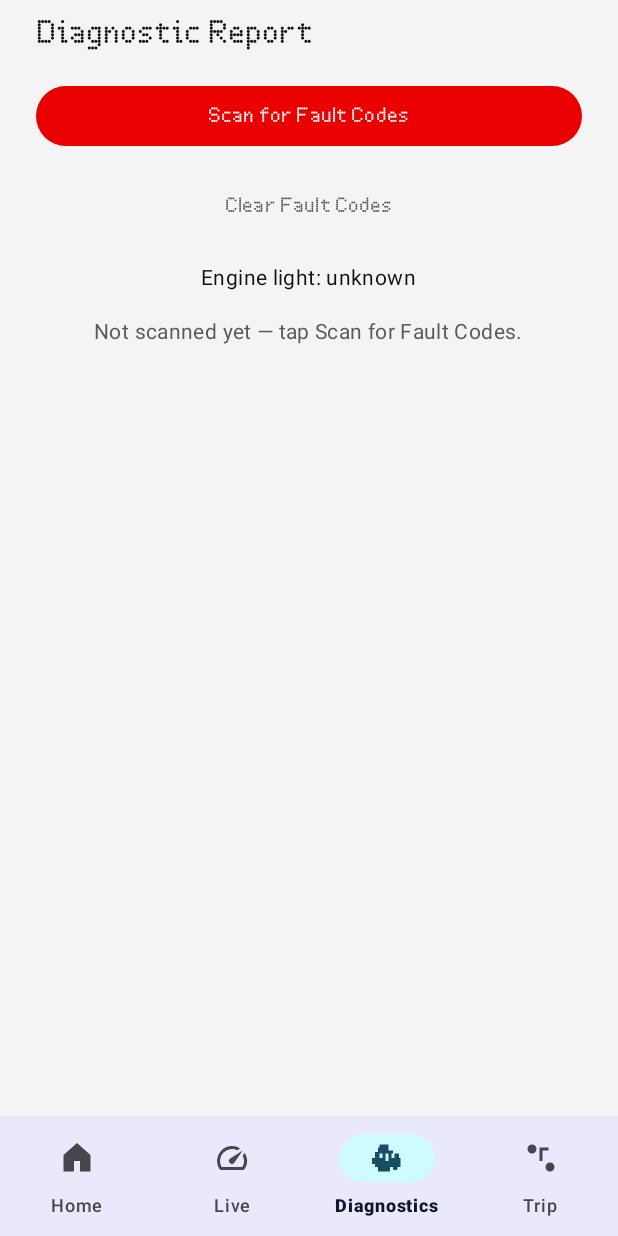
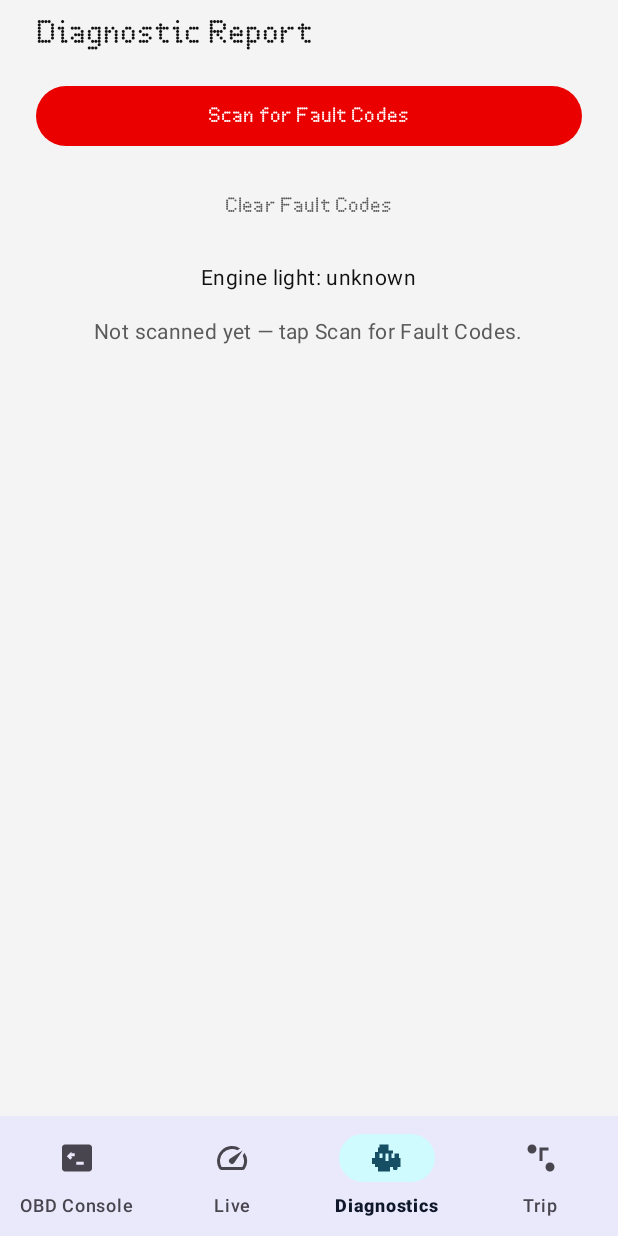
Before and after one commit to catsmoker/OBD2AI, an Android app built with Jetpack Compose: the OnboardingFragment screen opened through its navigation route, item 3 of the bottom bar chosen, on a phone screen of 412 x 824 dp. Run offline under Robolectric (Android 15) with nearby library versions, the phone set to English and light mode, and no system bars; our stand-ins replace AdMob; libraries missing offline, so code that uses them is left out: com.android.billingclient, com.github.anastr.speedviewlib, com.github.eltonvs.obd, com.google.ads.mediation; 25 statements that could not run were skipped.

Commit message:
Bar mode: replace the Home dock tab with OBD Console
In bar mode the dock/rail is now Console / Live / Diagnostics / Trip.
Chrome only ever shows in bar mode, so the menus are unconditional.
Starting demo or completing a connect navigates straight to the
dashboard; the Home tile grid is hidden in bar mode (the dock already
covers navigation) and Home survives as the disconnected connect
screen, reachable via system back, keeping its Settings/About header
icons. sectionFor resolves console to its own tab; syncHighlight
clears all items when the section has no tab. Cards mode unchanged.

Verified on device: demo lands on Live from Home and from the connect
screen, Console tab navigates and highlights, tile-free Home with an
unhighlighted dock on back, cards mode still shows tiles with no dock.

```diff
--- a/app/src/main/java/com/catsmoker/obd2ai/MainActivity.kt
+++ b/app/src/main/java/com/catsmoker/obd2ai/MainActivity.kt
@@ -420,10 +420,11 @@ class MainActivity : AppCompatActivity() {
         }
     }
 
-    /** Check the menu item for [section], or clear all when null. */
+    /** Check the menu item for [section], or clear all when it has none. */
     private fun syncHighlight(menu: android.view.Menu, section: Int?) {
-        if (section != null) {
-            menu.findItem(section)?.isChecked = true
+        val item = section?.let { menu.findItem(it) }
+        if (item != null) {
+            item.isChecked = true
         } else {
             for (i in 0 until menu.size()) {
                 menu.getItem(i).isChecked = false
@@ -448,10 +449,10 @@ class MainActivity : AppCompatActivity() {
             obdHelper.isConnected
         ) != ConnectionState.DISCONNECTED
         // Cards mode (chosen at first start) means hub-and-spoke: no bar.
-        val cardsMode = NavStyle.fromPref(
+        val cardsMode = AppNav.isCardsMode(
             getSharedPreferences(PrefsKeys.PREFS_NAME, MODE_PRIVATE)
                 .getString(PrefsKeys.NAV_STYLE, null)
-        ) == NavStyle.CARDS
+        )
         val hidden = AppNav.isChromeHidden(dest.id, linked, cardsMode)
         val section = AppNav.sectionFor(dest.id)
         val railView = rail
--- a/app/src/main/java/com/catsmoker/obd2ai/ui/common/AppNav.kt
+++ b/app/src/main/java/com/catsmoker/obd2ai/ui/common/AppNav.kt
@@ -1,6 +1,7 @@
 package com.catsmoker.obd2ai.ui.common
 
 import com.catsmoker.obd2ai.R
+import com.catsmoker.obd2ai.prefs.NavStyle
 
 /**
  * Single source of truth for top-level navigation state. The welcome screen
@@ -31,22 +32,22 @@ object AppNav {
 
     /**
      * Top-level section for a destination, or null when nothing highlights
-     * (setup screens and the secondary screens — console, settings, about,
-     * legal — which belong to no dock tab). The welcome root resolves to the
-     * Home tab; detail screens resolve to their parent section.
+     * (setup screens and the secondary screens — settings, about, legal —
+     * which belong to no dock tab). The welcome root resolves to no tab:
+     * the dock's first tab is the OBD Console, and Home sits above the tabs
+     * (reachable via system back). Detail screens resolve to their parent
+     * section.
      */
     fun sectionFor(destinationId: Int): Int? = when (destinationId) {
-        // Welcome screen → Home tab
-        R.id.onboardingFragment -> R.id.onboardingFragment
-
-        // Data sections
+        // Data sections (Console replaced the Home tab in the dock)
+        R.id.consoleFragment -> R.id.consoleFragment
         R.id.liveDataFragment -> R.id.liveDataFragment
         R.id.errorOverviewFragment,
         R.id.errorDetailFragment,
         R.id.askAiFragment -> R.id.errorOverviewFragment
         R.id.tripFragment -> R.id.tripFragment
 
-        // Secondary screens: no tab highlights
+        // Welcome root and secondary screens: no tab highlights
         else -> null
     }
 
@@ -56,4 +57,11 @@ object AppNav {
      */
     fun showBackArrow(destinationId: Int): Boolean =
         !isChromeHidden(destinationId) && destinationId != R.id.onboardingFragment
+
+    /**
+     * True when the user chose hub-and-spoke (cards) navigation: Home tiles
+     * drive everything and chrome never shows. Pure logic, tested.
+     */
+    fun isCardsMode(navStyleTag: String?): Boolean =
+        NavStyle.fromPref(navStyleTag) == NavStyle.CARDS
 }
--- a/app/src/main/java/com/catsmoker/obd2ai/ui/home/HomeScreen.kt
+++ b/app/src/main/java/com/catsmoker/obd2ai/ui/home/HomeScreen.kt
@@ -64,6 +64,7 @@ fun HomeScreen(
     onOpenConsole: () -> Unit,
     onOpenSettings: () -> Unit,
     onOpenAbout: () -> Unit,
+    showTiles: Boolean = true,
     modifier: Modifier = Modifier
 ) {
     val linked = state != ConnectionState.DISCONNECTED
@@ -75,7 +76,7 @@ fun HomeScreen(
 
     val columns = LocalContext.current.resources.getInteger(R.integer.home_grid_columns)
     val tiles = buildList {
-        if (linked) {
+        if (showTiles) {
             add(
                 HomeTile(
                     title = stringResource(R.string.dashboard_title),
--- a/app/src/main/java/com/catsmoker/obd2ai/ui/onboarding/OnboardingFragment.kt
+++ b/app/src/main/java/com/catsmoker/obd2ai/ui/onboarding/OnboardingFragment.kt
@@ -19,6 +19,7 @@ import com.catsmoker.obd2ai.MainActivity
 import com.catsmoker.obd2ai.R
 import com.catsmoker.obd2ai.obd.BluetoothHelper
 import com.catsmoker.obd2ai.prefs.PrefsKeys
+import com.catsmoker.obd2ai.ui.common.AppNav
 import com.catsmoker.obd2ai.ui.common.ConnectionState
 import com.catsmoker.obd2ai.ui.home.HomeScreen
 import com.catsmoker.obd2ai.ui.theme.Obd2AiTheme
@@ -71,7 +72,12 @@ class OnboardingFragment : Fragment() {
                         },
                         onOpenAbout = {
                             findNavController().navigate(R.id.action_onboardingFragment_to_aboutFragment)
-                        }
+                        },
+                        // Bar mode: the dock owns top-level navigation, so the
+                        // tile grid would duplicate it — Home is the connect
+                        // screen only. Cards mode keeps the tiles.
+                        showTiles = AppNav.isCardsMode(navStyleTag()) &&
+                            state != ConnectionState.DISCONNECTED
                     )
                 }
             }
@@ -102,12 +108,20 @@ class OnboardingFragment : Fragment() {
         }
     }
 
-    /** Demo sets up in place: no navigation, the same menu re-renders. */
+    /** Demo sets up in place; bar mode then lands on the dashboard. */
     private fun startDemo() {
         val activity = activity as? MainActivity ?: return
         activity.obdHelper.setupDemo()
         refreshState()
+        if (!AppNav.isCardsMode(navStyleTag())) {
+            // Bar mode: no Home menu — go straight into the app.
+            findNavController().navigate(R.id.action_onboardingFragment_to_liveDataFragment)
+        }
     }
+
+    private fun navStyleTag(): String? =
+        activity?.getSharedPreferences(PrefsKeys.PREFS_NAME, Context.MODE_PRIVATE)
+            ?.getString(PrefsKeys.NAV_STYLE, null)
 
     private fun disconnect() {
         val activity = activity as? MainActivity ?: return
--- a/app/src/main/res/menu/nav_rail.xml
+++ b/app/src/main/res/menu/nav_rail.xml
@@ -1,13 +1,12 @@
 <?xml version="1.0" encoding="utf-8"?>
 <!-- Top-level destinations for the tablet navigation rail (sw600dp).
-     Mirrors the phone bottom dock: Home + 4 data sections. Console,
-     Settings, About are reachable from Home instead of the rail.
-     Titles reuse the screens' own title strings. -->
+     Mirrors the phone bottom dock: Console + 3 data sections. Settings
+     and About are reachable from the Home screen (system back). -->
 <menu xmlns:android="http://schemas.android.com/apk/res/android">
     <item
-        android:id="@id/onboardingFragment"
-        android:icon="@drawable/ic_home"
-        android:title="@string/dock_home" />
+        android:id="@id/consoleFragment"
+        android:icon="@drawable/ic_terminal"
+        android:title="@string/obd_console_title" />
     <item
         android:id="@+id/liveDataFragment"
         android:icon="@drawable/ic_gauge"
--- a/app/src/main/res/menu/phone_dock.xml
+++ b/app/src/main/res/menu/phone_dock.xml
@@ -1,5 +1,5 @@
 <menu xmlns:android="http://schemas.android.com/apk/res/android">
-    <item android:id="@id/onboardingFragment" android:icon="@drawable/ic_home" android:title="@string/dock_home" />
+    <item android:id="@id/consoleFragment" android:icon="@drawable/ic_terminal" android:title="@string/obd_console_title" />
     <item android:id="@id/liveDataFragment" android:icon="@drawable/ic_gauge" android:title="@string/dock_live" />
     <item android:id="@id/errorOverviewFragment" android:icon="@drawable/ic_engine" android:title="@string/dock_faults" />
     <item android:id="@id/tripFragment" android:icon="@drawable/ic_route" android:title="@string/dock_trip" />
```
Also changed, not shown: app/src/main/java/com/catsmoker/obd2ai/ui/connect/ConnectFragment.kt (+24 -3 lines), 2 other files.
